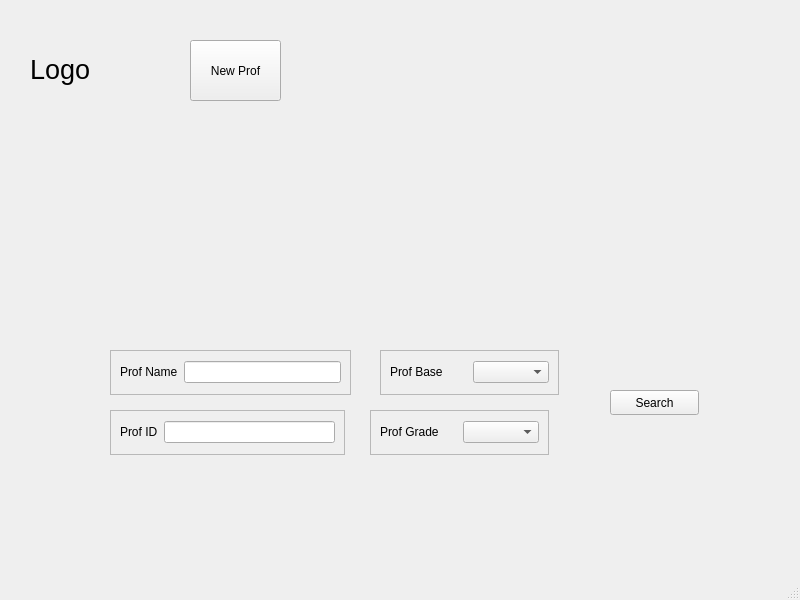
The window that raw-ui/main_window.ui (soda-sh/uni-salary) describes before a commit, drawn with Qt 5.
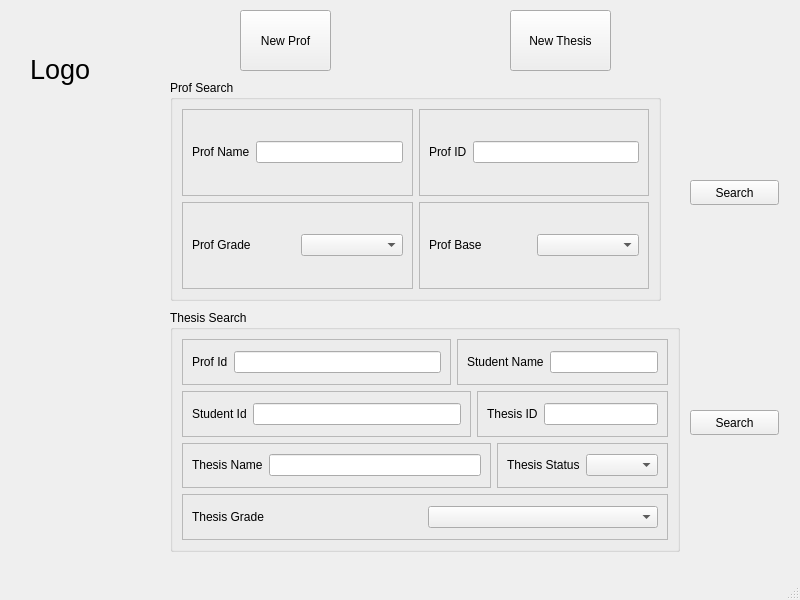
The same window after the commit.

Commit message:
Update main_window
added thesis search box

Patch:
```diff
--- a/raw-ui/main_window.ui
+++ b/raw-ui/main_window.ui
@@ -30,123 +30,11 @@
      <set>Qt::AlignCenter</set>
     </property>
    </widget>
-   <widget class="QFrame" name="profNameFrame">
+   <widget class="QPushButton" name="profSearchBtn">
     <property name="geometry">
      <rect>
-      <x>110</x>
-      <y>350</y>
-      <width>241</width>
-      <height>45</height>
-     </rect>
-    </property>
-    <property name="frameShape">
-     <enum>QFrame::StyledPanel</enum>
-    </property>
-    <property name="frameShadow">
-     <enum>QFrame::Raised</enum>
-    </property>
-    <layout class="QGridLayout" name="gridLayout">
-     <item row="0" column="0">
-      <widget class="QLabel" name="profNameLabel">
-       <property name="text">
-        <string>Prof Name</string>
-       </property>
-      </widget>
-     </item>
-     <item row="0" column="1">
-      <widget class="QLineEdit" name="profName"/>
-     </item>
-    </layout>
-   </widget>
-   <widget class="QFrame" name="profIdFrame">
-    <property name="geometry">
-     <rect>
-      <x>110</x>
-      <y>410</y>
-      <width>235</width>
-      <height>45</height>
-     </rect>
-    </property>
-    <property name="frameShape">
-     <enum>QFrame::StyledPanel</enum>
-    </property>
-    <property name="frameShadow">
-     <enum>QFrame::Raised</enum>
-    </property>
-    <layout class="QGridLayout" name="gridLayout_2">
-     <item row="0" column="0">
-      <widget class="QLabel" name="profIdLabel">
-       <property name="text">
-        <string>Prof ID</string>
-       </property>
-      </widget>
-     </item>
-     <item row="0" column="1">
-      <widget class="QLineEdit" name="profId"/>
-     </item>
-    </layout>
-   </widget>
-   <widget class="QFrame" name="profBaseFrame">
-    <property name="geometry">
-     <rect>
-      <x>380</x>
-      <y>350</y>
-      <width>179</width>
-      <height>45</height>
-     </rect>
-    </property>
-    <property name="frameShape">
-     <enum>QFrame::StyledPanel</enum>
-    </property>
-    <property name="frameShadow">
-     <enum>QFrame::Raised</enum>
-    </property>
-    <layout class="QGridLayout" name="gridLayout_3">
-     <item row="0" column="1">
-      <widget class="QComboBox" name="profBase"/>
-     </item>
-     <item row="0" column="0">
-      <widget class="QLabel" name="profBaseLabel">
-       <property name="text">
-        <string>Prof Base</string>
-       </property>
-      </widget>
-     </item>
-    </layout>
-   </widget>
-   <widget class="QFrame" name="profGradeFrame">
-    <property name="geometry">
-     <rect>
-      <x>370</x>
-      <y>410</y>
-      <width>179</width>
-      <height>45</height>
-     </rect>
-    </property>
-    <property name="frameShape">
-     <enum>QFrame::StyledPanel</enum>
-    </property>
-    <property name="frameShadow">
-     <enum>QFrame::Raised</enum>
-    </property>
-    <layout class="QGridLayout" name="gridLayout_4">
-     <item row="0" column="0">
-      <widget class="QLabel" name="profGradeLabel">
-       <property name="text">
-        <string>Prof Grade</string>
-       </property>
-      </widget>
-     </item>
-     <item row="0" column="1">
-      <widget class="QComboBox" name="profGrade"/>
-     </item>
-    </layout>
-   </widget>
-   <widget class="QPushButton" name="searchBtn">
-    <property name="geometry">
-     <rect>
-      <x>610</x>
-      <y>390</y>
+      <x>690</x>
+      <y>180</y>
       <width>89</width>
       <height>25</height>
      </rect>
@@ -158,8 +46,8 @@
    <widget class="QPushButton" name="newProfBtn">
     <property name="geometry">
      <rect>
-      <x>190</x>
-      <y>40</y>
+      <x>240</x>
+      <y>10</y>
       <width>91</width>
       <height>61</height>
      </rect>
@@ -168,6 +56,304 @@
      <string>New Prof</string>
     </property>
    </widget>
+   <widget class="QGroupBox" name="profSearchBox">
+    <property name="geometry">
+     <rect>
+      <x>170</x>
+      <y>80</y>
+      <width>491</width>
+      <height>221</height>
+     </rect>
+    </property>
+    <property name="title">
+     <string>Prof Search</string>
+    </property>
+    <layout class="QGridLayout" name="gridLayout_5">
+     <item row="0" column="1">
+      <widget class="QFrame" name="profIdFrame">
+       <property name="frameShape">
+        <enum>QFrame::StyledPanel</enum>
+       </property>
+       <property name="frameShadow">
+        <enum>QFrame::Raised</enum>
+       </property>
+       <layout class="QGridLayout" name="gridLayout_2">
+        <item row="0" column="0">
+         <widget class="QLabel" name="profIdLabel">
+          <property name="text">
+           <string>Prof ID</string>
+          </property>
+         </widget>
+        </item>
+        <item row="0" column="1">
+         <widget class="QLineEdit" name="profId"/>
+        </item>
+       </layout>
+      </widget>
+     </item>
+     <item row="2" column="0">
+      <widget class="QFrame" name="profGradeFrame">
+       <property name="frameShape">
+        <enum>QFrame::StyledPanel</enum>
+       </property>
+       <property name="frameShadow">
+        <enum>QFrame::Raised</enum>
+       </property>
+       <layout class="QGridLayout" name="gridLayout_4">
+        <item row="0" column="0">
+         <widget class="QLabel" name="profGradeLabel">
+          <property name="text">
+           <string>Prof Grade</string>
+          </property>
+         </widget>
+        </item>
+        <item row="0" column="1">
+         <widget class="QComboBox" name="profGrade"/>
+        </item>
+       </layout>
+      </widget>
+     </item>
+     <item row="2" column="1">
+      <widget class="QFrame" name="profBaseFrame">
+       <property name="frameShape">
+        <enum>QFrame::StyledPanel</enum>
+       </property>
+       <property name="frameShadow">
+        <enum>QFrame::Raised</enum>
+       </property>
+       <layout class="QGridLayout" name="gridLayout_3">
+        <item row="0" column="1">
+         <widget class="QComboBox" name="profBase"/>
+        </item>
+        <item row="0" column="0">
+         <widget class="QLabel" name="profBaseLabel">
+          <property name="text">
+           <string>Prof Base</string>
+          </property>
+         </widget>
+        </item>
+       </layout>
+      </widget>
+     </item>
+     <item row="0" column="0">
+      <widget class="QFrame" name="profNameFrame">
+       <property name="frameShape">
+        <enum>QFrame::StyledPanel</enum>
+       </property>
+       <property name="frameShadow">
+        <enum>QFrame::Raised</enum>
+       </property>
+       <layout class="QGridLayout" name="gridLayout">
+        <item row="0" column="0">
+         <widget class="QLabel" name="profNameLabel">
+          <property name="text">
+           <string>Prof Name</string>
+          </property>
+         </widget>
+        </item>
+        <item row="0" column="1">
+         <widget class="QLineEdit" name="profName"/>
+        </item>
+       </layout>
+      </widget>
+     </item>
+    </layout>
+   </widget>
+   <widget class="QPushButton" name="newThesisBtn">
+    <property name="geometry">
+     <rect>
+      <x>510</x>
+      <y>10</y>
+      <width>101</width>
+      <height>61</height>
+     </rect>
+    </property>
+    <property name="text">
+     <string>New Thesis</string>
+    </property>
+   </widget>
+   <widget class="QGroupBox" name="thesisSearchBox">
+    <property name="geometry">
+     <rect>
+      <x>170</x>
+      <y>310</y>
+      <width>510</width>
+      <height>242</height>
+     </rect>
+    </property>
+    <property name="title">
+     <string>Thesis Search</string>
+    </property>
+    <layout class="QGridLayout" name="gridLayout_13">
+     <item row="0" column="0">
+      <widget class="QFrame" name="thesisProfIdFrame">
+       <property name="frameShape">
+        <enum>QFrame::StyledPanel</enum>
+       </property>
+       <property name="frameShadow">
+        <enum>QFrame::Raised</enum>
+       </property>
+       <layout class="QGridLayout" name="gridLayout_6">
+        <item row="0" column="0">
+         <widget class="QLabel" name="thesisProfIdLabel">
+          <property name="text">
+           <string>Prof Id</string>
+          </property>
+         </widget>
+        </item>
+        <item row="0" column="1">
+         <widget class="QLineEdit" name="thesisProfId"/>
+        </item>
+       </layout>
+      </widget>
+     </item>
+     <item row="0" column="1" colspan="3">
+      <widget class="QFrame" name="thesisStudentNameFrame">
+       <property name="frameShape">
+        <enum>QFrame::StyledPanel</enum>
+       </property>
+       <property name="frameShadow">
+        <enum>QFrame::Raised</enum>
+       </property>
+       <layout class="QGridLayout" name="gridLayout_7">
+        <item row="0" column="1">
+         <widget class="QLineEdit" name="thesisStudentName"/>
+        </item>
+        <item row="0" column="0">
+         <widget class="QLabel" name="thesisStudentNameLabel">
+          <property name="text">
+           <string>Student Name</string>
+          </property>
+         </widget>
+        </item>
+       </layout>
+      </widget>
+     </item>
+     <item row="1" column="0" colspan="2">
+      <widget class="QFrame" name="thesisStudentIdFrame">
+       <property name="frameShape">
+        <enum>QFrame::StyledPanel</enum>
+       </property>
+       <property name="frameShadow">
+        <enum>QFrame::Raised</enum>
+       </property>
+       <layout class="QGridLayout" name="gridLayout_8">
+        <item row="0" column="0">
+         <widget class="QLabel" name="thesisStudentIdLabel">
+          <property name="text">
+           <string>Student Id</string>
+          </property>
+         </widget>
+        </item>
+        <item row="0" column="1">
+         <widget class="QLineEdit" name="thesisStudentId"/>
+        </item>
+       </layout>
+      </widget>
+     </item>
+     <item row="1" column="2" colspan="2">
+      <widget class="QFrame" name="thesisIdFrame">
+       <property name="frameShape">
+        <enum>QFrame::StyledPanel</enum>
+       </property>
+       <property name="frameShadow">
+        <enum>QFrame::Raised</enum>
+       </property>
+       <layout class="QGridLayout" name="gridLayout_9">
+        <item row="0" column="0">
+         <widget class="QLabel" name="thesisIdLabel">
+          <property name="text">
+           <string>Thesis ID</string>
+          </property>
+         </widget>
+        </item>
+        <item row="0" column="1">
+         <widget class="QLineEdit" name="thesisId"/>
+        </item>
+       </layout>
+      </widget>
+     </item>
+     <item row="2" column="0" colspan="3">
+      <widget class="QFrame" name="thesisNameFrame">
+       <property name="frameShape">
+        <enum>QFrame::StyledPanel</enum>
+       </property>
+       <property name="frameShadow">
+        <enum>QFrame::Raised</enum>
+       </property>
+       <layout class="QGridLayout" name="gridLayout_10">
+        <item row="0" column="1">
+         <widget class="QLineEdit" name="thesisName"/>
+        </item>
+        <item row="0" column="0">
+         <widget class="QLabel" name="thesisNameLabel">
+          <property name="text">
+           <string>Thesis Name</string>
+          </property>
+         </widget>
+        </item>
+       </layout>
+      </widget>
+     </item>
+     <item row="2" column="3">
+      <widget class="QFrame" name="thesisStatusFrame">
+       <property name="frameShape">
+        <enum>QFrame::StyledPanel</enum>
+       </property>
+       <property name="frameShadow">
+        <enum>QFrame::Raised</enum>
+       </property>
+       <layout class="QGridLayout" name="gridLayout_11">
+        <item row="0" column="0">
+         <widget class="QLabel" name="thesisStatusLabel">
+          <property name="text">
+           <string>Thesis Status</string>
+          </property>
+         </widget>
+        </item>
+        <item row="0" column="1">
+         <widget class="QComboBox" name="thesisStatus"/>
+        </item>
+       </layout>
+      </widget>
+     </item>
+     <item row="3" column="0" colspan="4">
+      <widget class="QFrame" name="thesisGradeFrame">
+       <property name="frameShape">
+        <enum>QFrame::StyledPanel</enum>
+       </property>
+       <property name="frameShadow">
+        <enum>QFrame::Raised</enum>
+       </property>
+       <layout class="QGridLayout" name="gridLayout_12">
+        <item row="0" column="0">
+         <widget class="QLabel" name="thesisGradeLabel">
+          <property name="text">
+           <string>Thesis Grade</string>
+          </property>
+         </widget>
+        </item>
+        <item row="0" column="1">
+         <widget class="QComboBox" name="thesisGrade"/>
+        </item>
+       </layout>
+      </widget>
+     </item>
+    </layout>
+   </widget>
+   <widget class="QPushButton" name="thesisSearchBtn">
+    <property name="geometry">
+     <rect>
+      <x>690</x>
+      <y>410</y>
+      <width>89</width>
+      <height>25</height>
+     </rect>
+    </property>
+    <property name="text">
+     <string>Search</string>
+    </property>
+   </widget>
   </widget>
   <widget class="QMenuBar" name="menubar">
    <property name="geometry">
```
The commit also changes 1 other file.
